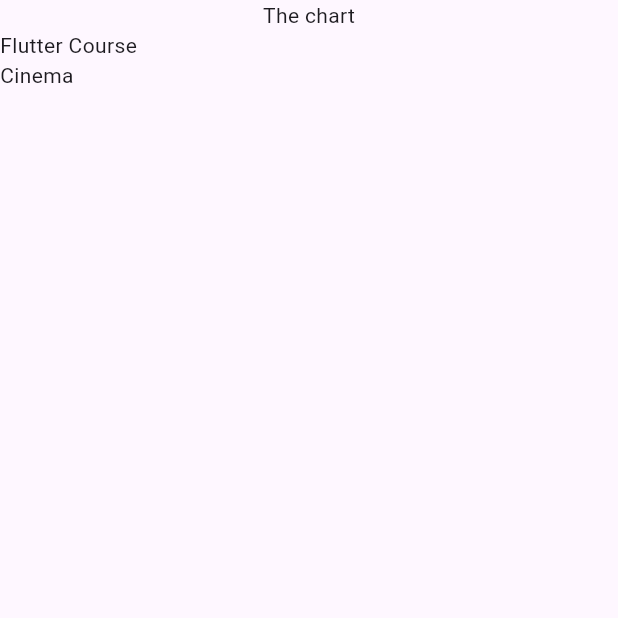
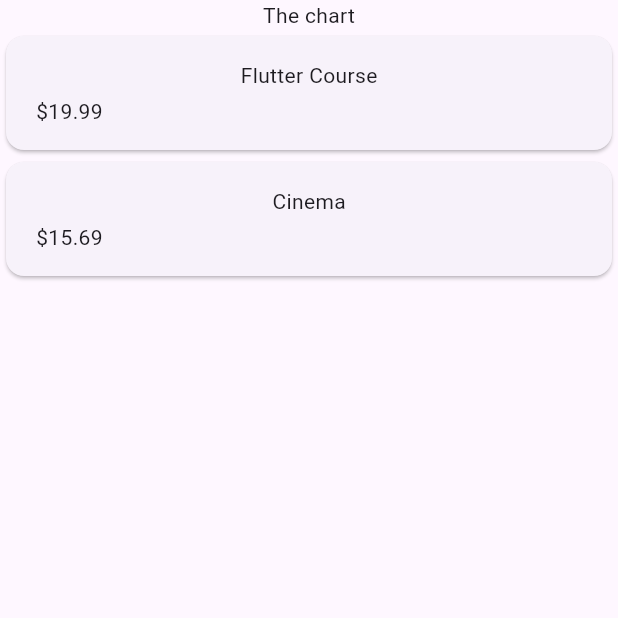
Before and after one commit to youngsuk-kim/training, a Flutter app: the screen it shows after launch, on a phone screen of 412 x 824 dp, the top half of it. Run offline on Flutter 3.47's test engine with Material 3 defaults, Android fonts, the phone set to English and light mode, and no system bars.

Commit message:
expense card

```diff
--- a/expenses/lib/expenses_list.dart
+++ /dev/null
@@ -1,16 +0,0 @@
-import 'package:expenses/models/expenses.dart';
-import 'package:flutter/cupertino.dart';
-
-class ExpensesList extends StatelessWidget {
-  const ExpensesList({super.key, required this.expensis});
-
-  final List<Expense> expensis;
-
-  @override
-  Widget build(BuildContext context) {
-    return ListView.builder(
-      itemCount: expensis.length,
-      itemBuilder: (ctx, index) => Text(expensis[index].title),
-    );
-  }
-}
--- a/expenses/lib/main.dart
+++ b/expenses/lib/main.dart
@@ -1,4 +1,4 @@
-import 'package:expenses/expenses.dart';
+import 'package:expenses/wigets/expenses.dart';
 import 'package:flutter/cupertino.dart';
 import 'package:flutter/material.dart';
 
--- a/expenses/lib/expenses.dart
+++ b/expenses/lib/wigets/expenses.dart
@@ -1,4 +1,4 @@
-import 'package:expenses/expenses_list.dart';
+import 'package:expenses/wigets/expenses_list/expenses_list.dart';
 import 'package:expenses/models/expenses.dart';
 import 'package:flutter/material.dart';
 
@@ -24,7 +24,7 @@ class _ExpensesState extends State<Expenses> {
         children: [
           Text('The chart'),
           // Expanded: 부모 위젯의 영역보다 크다면 부모 위젯 영역과 동일하게 크기를 변경 해준다
-          Expanded(child: ExpensesList(expensis: _registeredExpenses))
+          Expanded(child: ExpensesList(expenses: _registeredExpenses))
         ],
       ),
     );
--- /dev/null
+++ b/expenses/lib/wigets/expenses_list/expense_item.dart
@@ -0,0 +1,31 @@
+import 'package:expenses/models/expenses.dart';
+import 'package:flutter/material.dart';
+
+class ExpenseItem extends StatelessWidget {
+  const ExpenseItem(this.expense, {super.key});
+
+  final Expense expense;
+
+  @override
+  Widget build(BuildContext context) {
+    return Card(
+      child: Padding(
+        padding: const EdgeInsets.symmetric(
+          horizontal: 20,
+          vertical: 16,
+        ),
+        child: Column(
+          children: [
+            Text(expense.title),
+            const SizedBox(height: 4),
+            Row(
+              children: [
+                Text('\$${expense.amount.toStringAsFixed(2)}'),
+              ],
+            ),
+          ],
+        ),
+      ),
+    );
+  }
+}
--- /dev/null
+++ b/expenses/lib/wigets/expenses_list/expenses_list.dart
@@ -0,0 +1,17 @@
+import 'package:expenses/models/expenses.dart';
+import 'package:expenses/wigets/expenses_list/expense_item.dart';
+import 'package:flutter/cupertino.dart';
+
+class ExpensesList extends StatelessWidget {
+  const ExpensesList({super.key, required this.expenses});
+
+  final List<Expense> expenses;
+
+  @override
+  Widget build(BuildContext context) {
+    return ListView.builder(
+      itemCount: expenses.length,
+      itemBuilder: (ctx, index) => ExpenseItem(expenses[index]),
+    );
+  }
+}
```
